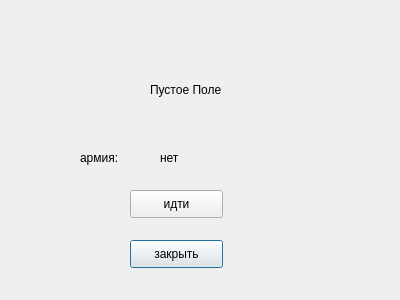
Above: empty_design.ui from KostyaKostev/YandexLyceumProject before the change. Below: the same form after it.
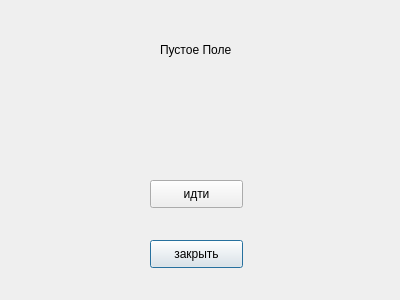
That is the form after the change.

```diff
--- a/empty_design.ui
+++ b/empty_design.ui
@@ -16,8 +16,8 @@
   <widget class="QLabel" name="label">
    <property name="geometry">
     <rect>
-     <x>150</x>
-     <y>80</y>
+     <x>160</x>
+     <y>40</y>
      <width>81</width>
      <height>20</height>
     </rect>
@@ -29,7 +29,7 @@
   <widget class="QPushButton" name="pushButton">
    <property name="geometry">
     <rect>
-     <x>130</x>
+     <x>150</x>
      <y>240</y>
      <width>93</width>
      <height>28</height>
@@ -39,37 +39,11 @@
     <string>закрыть</string>
    </property>
   </widget>
-  <widget class="QLabel" name="label_2">
-   <property name="geometry">
-    <rect>
-     <x>80</x>
-     <y>150</y>
-     <width>55</width>
-     <height>16</height>
-    </rect>
-   </property>
-   <property name="text">
-    <string>армия:</string>
-   </property>
-  </widget>
-  <widget class="QLabel" name="label_3">
-   <property name="geometry">
-    <rect>
-     <x>160</x>
-     <y>150</y>
-     <width>55</width>
-     <height>16</height>
-    </rect>
-   </property>
-   <property name="text">
-    <string>нет</string>
-   </property>
-  </widget>
   <widget class="QPushButton" name="go_to_button">
    <property name="geometry">
     <rect>
-     <x>130</x>
-     <y>190</y>
+     <x>150</x>
+     <y>180</y>
      <width>93</width>
      <height>28</height>
     </rect>
@@ -78,6 +52,19 @@
     <string>идти</string>
    </property>
   </widget>
+  <widget class="QLabel" name="label_2">
+   <property name="geometry">
+    <rect>
+     <x>100</x>
+     <y>80</y>
+     <width>211</width>
+     <height>81</height>
+    </rect>
+   </property>
+   <property name="text">
+    <string/>
+   </property>
+  </widget>
  </widget>
  <resources/>
  <connections/>
```
